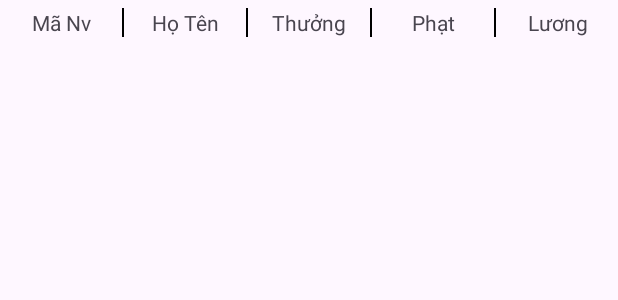
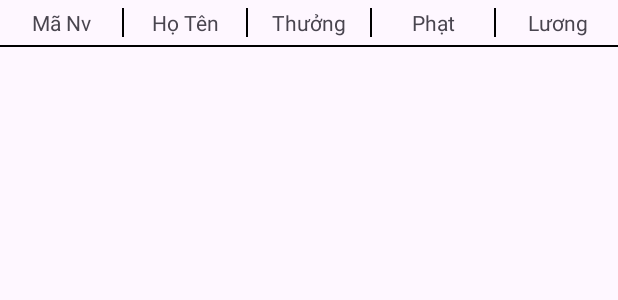
Before and after one commit to lebatinh/QLNS, an Android app: the layout nv_luong.xml on its own in the app's theme, with its tools: preview values and no code run, on a phone screen of 412 x 824 dp. Shown: the top 300 px of the screen. Run offline under Robolectric (Android 15) with nearby library versions, the light colour scheme and no system bars; network calls fail.

Commit message:
quản lý nhân sự

```diff
--- a/app/src/main/java/com/example/qunlnhns/ql/PutNotification/GuiThongBao.java
+++ b/app/src/main/java/com/example/qunlnhns/ql/PutNotification/GuiThongBao.java
@@ -283,8 +283,10 @@ public class GuiThongBao extends AppCompatActivity {
                 // Truyền tham số cho yêu cầu POST
                 Map<String, String> params = new HashMap<>();
                 // Cập nhật giá trị của tb trong getParams
+
+                tt = edtTitle.getText().toString().trim();
                 tb = edtTb.getText().toString().trim();
-
+                params.put("title", tt);
                 params.put("tb", tb);
                 params.put("tg", tg);
 
--- a/app/src/main/java/com/example/qunlnhns/user/DKActivity.java
+++ b/app/src/main/java/com/example/qunlnhns/user/DKActivity.java
@@ -43,9 +43,8 @@ public class DKActivity extends AppCompatActivity {
     private EditText edtTk_Dk, edtMaNv_Dk, edtMk_Dk, edtMk_Dk1;
     private TextView txtDangNhap;
     private Button btnDangKy;
-    public static String localhost = "192.168.0.102";
+    public static String localhost = "192.168.0.103";
     private final String URL = "http://" + localhost + "/user/insert.php";
-    private final String url1 = "http://" + localhost + "/user/check_user.php";
     private String tk, manv, mk, mk1;
     private static final long INTERVAL = 5000; // Thời gian giữa các lần kiểm tra (5 giây)
     private final Handler handler = new Handler();
--- a/app/src/main/res/layout/nv_luong.xml
+++ b/app/src/main/res/layout/nv_luong.xml
@@ -1,7 +1,8 @@
 <?xml version="1.0" encoding="utf-8"?>
 <LinearLayout xmlns:android="http://schemas.android.com/apk/res/android"
     android:layout_width="match_parent"
-    android:layout_height="wrap_content">
+    android:layout_height="wrap_content"
+    android:orientation="vertical">
 
     <LinearLayout
         android:layout_width="match_parent"
@@ -72,4 +73,8 @@
             android:text="Lương" />
     </LinearLayout>
 
+    <View
+        android:layout_width="match_parent"
+        android:layout_height="1dp"
+        android:background="@color/black" />
 </LinearLayout>
```
